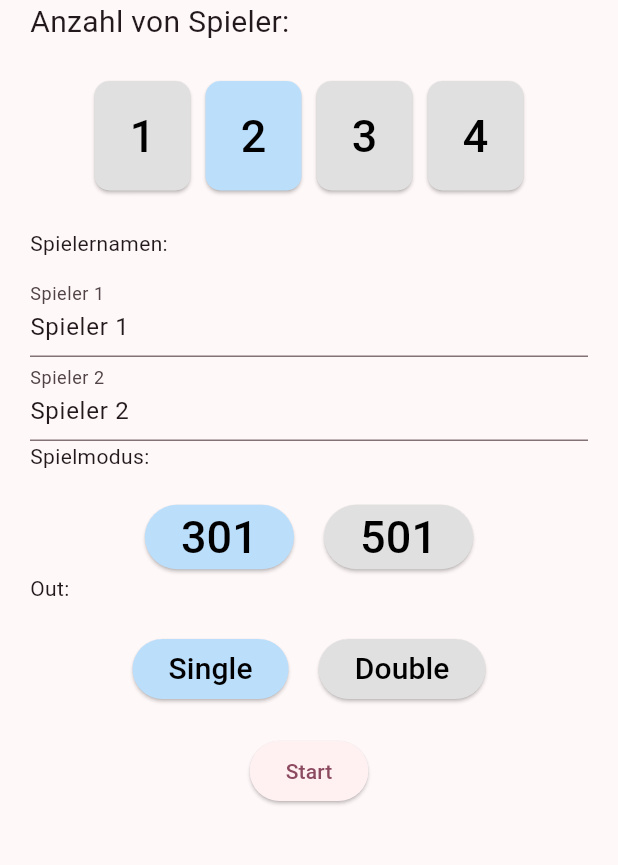
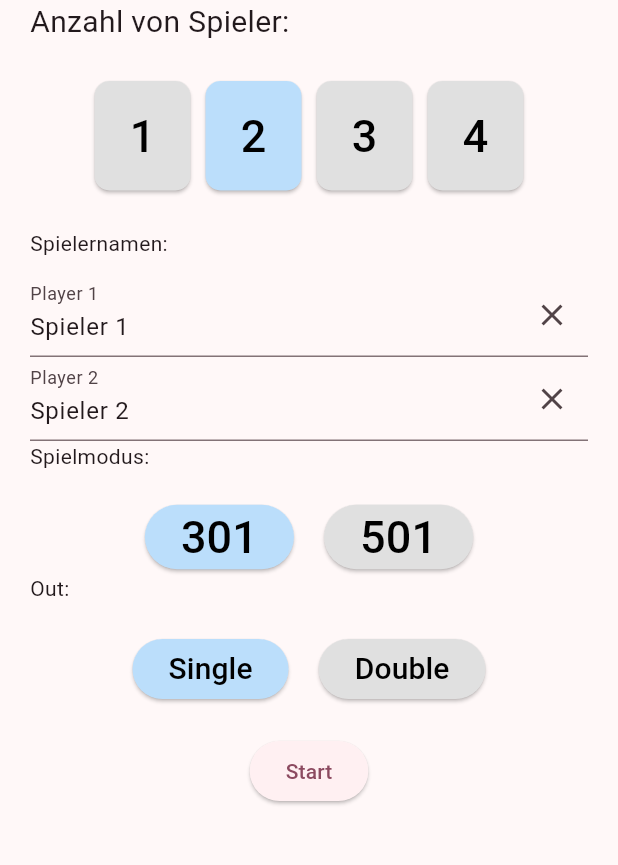
Before and after one commit to PassiSchoppi/DartPilot, a Flutter app: the screen it shows after launch, after a tap on an icon or button, on a phone screen of 412 x 824 dp, the part 138-1003 px from its top. Run offline on Flutter 3.47's test engine with Material 3 defaults, Android fonts, the phone set to English and light mode, and no system bars.

Commit message:
Name input

```diff
--- a/lib/game_data.dart
+++ b/lib/game_data.dart
@@ -39,16 +39,23 @@ class GameData {
             growable: true));
   }
 
+  void generatePlayerList(int length) {
+    numberOfPlayers = length;
+    List<String> playerNames =
+      List.generate(length, (index) => 'Spieler ${index + 1}');
+  }
+
   GameData._internal();
 
   // Spielmodus
   bool isSingle = true;
   bool is301 = true;
+  static const MAX_PLAYER_COUNT = 4;
 
   // Anzahl der Spieler
   int numberOfPlayers = 1;
   List<String> playerNames =
-      List.generate(1, (index) => 'Spieler ${index + 1}');
+      List.generate(MAX_PLAYER_COUNT, (index) => 'Spieler ${index + 1}');
 
   // Aktiver Spieler
   int activePlayer = 0;
--- a/lib/main.dart
+++ b/lib/main.dart
@@ -33,6 +33,8 @@ class MyHomePage extends StatefulWidget {
 
 class _MyHomePageState extends State<MyHomePage> {
   GameData gameData = GameData();
+  static const MAX_PLAYER_COUNT = 4;
+  late List<TextEditingController> controllers = List.generate(MAX_PLAYER_COUNT, (index) => TextEditingController(text: gameData.playerNames[index]));
 
   void _incrementCounter() {
     setState(() {
@@ -61,16 +63,14 @@ class _MyHomePageState extends State<MyHomePage> {
               SizedBox(height: 20.0),
               Wrap(
                 alignment: WrapAlignment.center,
-                children: List.generate(4, (index) {
+                children: List.generate(MAX_PLAYER_COUNT, (index) {
                   int playerCount = index + 1;
                   return Padding(
                     padding: EdgeInsets.all(5.0),
                     child: ElevatedButton(
                       onPressed: () {
                         setState(() {
-                          gameData.numberOfPlayers = playerCount;
-                          gameData.playerNames = List.generate(gameData.numberOfPlayers,
-                              (index) => 'Spieler ${index + 1}');
+                          gameData.generatePlayerList(playerCount);
                           print("$gameData.selectedPlayers");
                         });
                       },
@@ -107,17 +107,30 @@ class _MyHomePageState extends State<MyHomePage> {
               ),
               SizedBox(height: 10),
               Column(
-                children: gameData.playerNames.map((name) {
+                children: List.generate(gameData.numberOfPlayers, (index) {
                   return TextFormField(
-                    initialValue: name,
-                    onChanged: (value) {
-                      gameData.playerNames[gameData.playerNames.indexOf(name)] = value;
+                    controller: controllers[index],
+                    onChanged: (newValue) {
+                      setState(() {
+                        // Update the value in the playerNames list when text changes
+                        gameData.playerNames[index] = newValue;
+                      });
                     },
                     decoration: InputDecoration(
-                      labelText: 'Spieler ${gameData.playerNames.indexOf(name) + 1}',
+                      labelText: 'Player ${index + 1}',
+                      suffixIcon: IconButton(
+                        icon: Icon(Icons.clear),
+                        onPressed: () {
+                          setState(() {
+                            // Clear the text and update the playerNames list
+                            controllers[index].clear();
+                            gameData.playerNames[index] = '';
+                          });
+                        },
+                      ),
                     ),
                   );
-                }).toList(),
+                }),
               ),
               Text(
                 'Spielmodus:',
```
